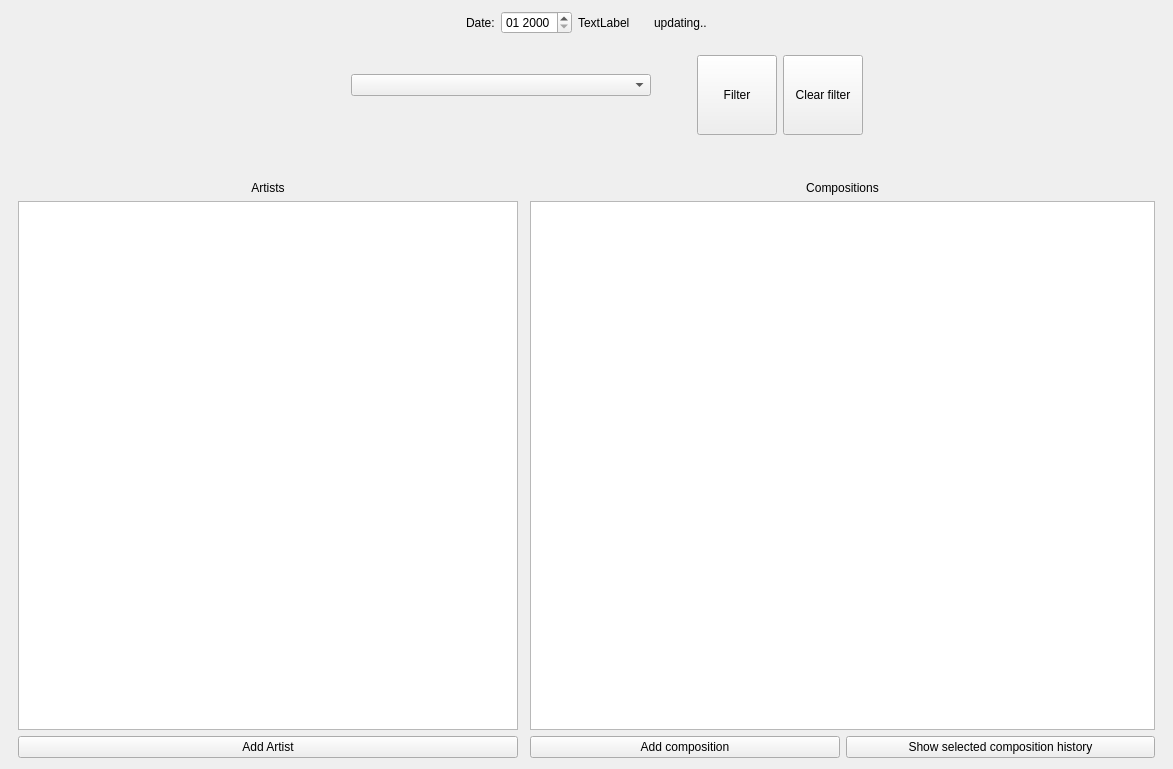
Qt form MusicChart/mainwindow.ui (SergySanJj/Music-Chart) before a commit.
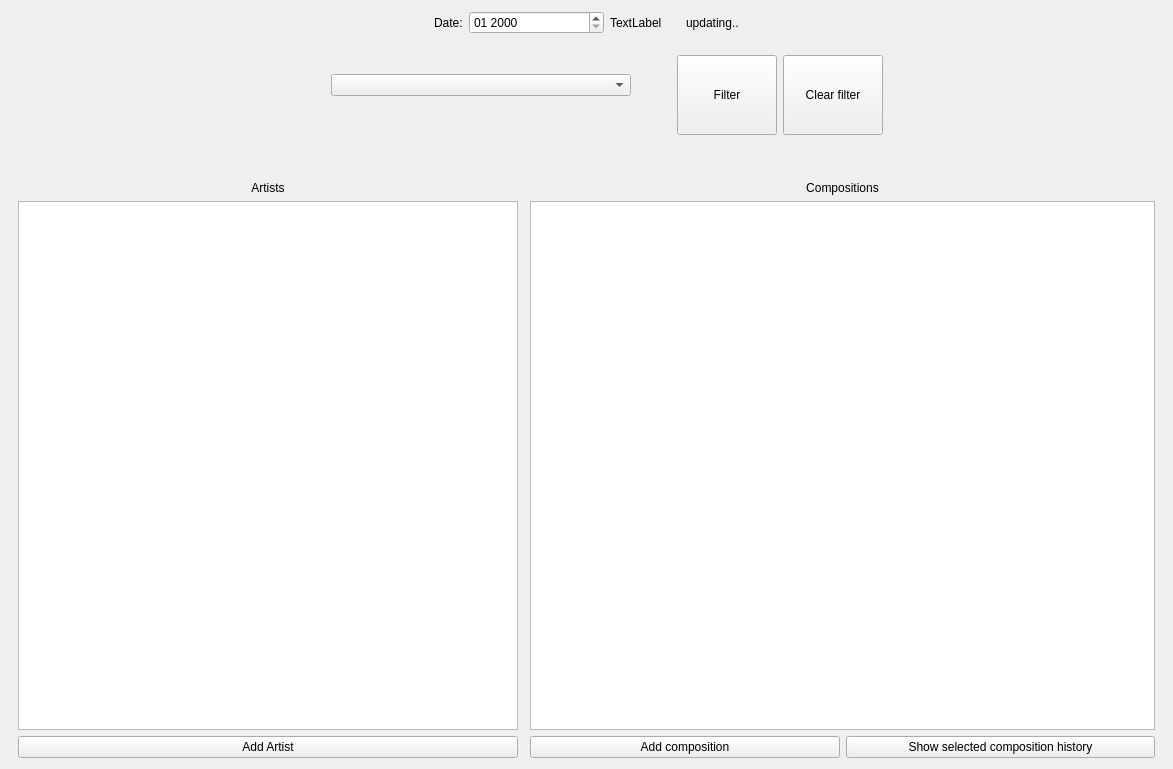
The same form after that commit.

Commit message: Style plot

Diff of the .ui file:
```diff
--- a/MusicChart/mainwindow.ui
+++ b/MusicChart/mainwindow.ui
@@ -39,6 +39,12 @@
       </item>
       <item>
        <widget class="QDateEdit" name="dateEdit">
+        <property name="minimumSize">
+         <size>
+          <width>135</width>
+          <height>0</height>
+         </size>
+        </property>
         <property name="maximumDate">
          <date>
           <year>2050</year>
@@ -352,13 +358,13 @@
        <widget class="QPushButton" name="filterButton">
         <property name="minimumSize">
          <size>
-          <width>80</width>
+          <width>100</width>
           <height>80</height>
          </size>
         </property>
         <property name="maximumSize">
          <size>
-          <width>80</width>
+          <width>100</width>
           <height>80</height>
          </size>
         </property>
@@ -371,13 +377,13 @@
        <widget class="QPushButton" name="clearFilterButton">
         <property name="minimumSize">
          <size>
-          <width>80</width>
+          <width>100</width>
           <height>80</height>
          </size>
         </property>
         <property name="maximumSize">
          <size>
-          <width>80</width>
+          <width>100</width>
           <height>80</height>
          </size>
         </property>
```
The commit also changes 2 other files.
